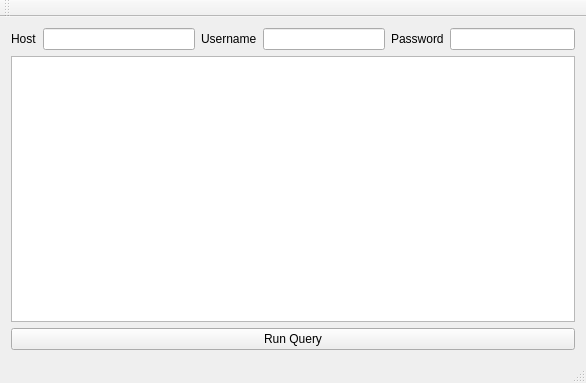
Above: mainwindow.ui from 3x1l3/BasicSQLManager before the change. Below: the same form after it.
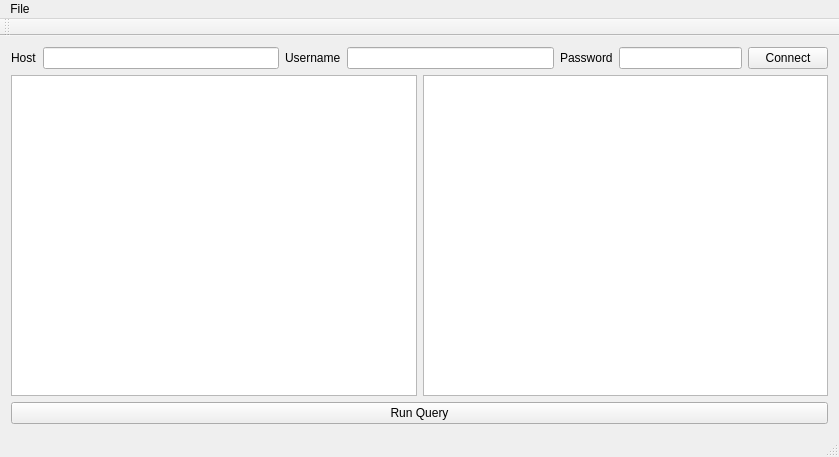
That is the form after the change.

Commit message: Some nice progress. Needed to compile plugin. Will find and maybe distribute as part of package later.

```diff
--- a/mainwindow.ui
+++ b/mainwindow.ui
@@ -6,8 +6,8 @@
    <rect>
     <x>0</x>
     <y>0</y>
-    <width>586</width>
-    <height>383</height>
+    <width>839</width>
+    <height>457</height>
    </rect>
   </property>
   <property name="windowTitle">
@@ -61,12 +61,26 @@
           </property>
          </widget>
         </item>
+        <item>
+         <widget class="QPushButton" name="connectButton">
+          <property name="text">
+           <string>Connect</string>
+          </property>
+         </widget>
+        </item>
        </layout>
       </item>
      </layout>
     </item>
     <item>
-     <widget class="QPlainTextEdit" name="query"/>
+     <layout class="QHBoxLayout" name="horizontalLayout_5">
+      <item>
+       <widget class="QPlainTextEdit" name="query"/>
+      </item>
+      <item>
+       <widget class="QTableWidget" name="tableWidget"/>
+      </item>
+     </layout>
     </item>
     <item>
      <widget class="QPushButton" name="runQueryButton">
@@ -82,10 +96,17 @@
     <rect>
      <x>0</x>
      <y>0</y>
-     <width>586</width>
+     <width>839</width>
      <height>22</height>
     </rect>
    </property>
+   <widget class="QMenu" name="menuFile">
+    <property name="title">
+     <string>File</string>
+    </property>
+    <addaction name="actionExit"/>
+   </widget>
+   <addaction name="menuFile"/>
   </widget>
   <widget class="QToolBar" name="mainToolBar">
    <attribute name="toolBarArea">
```
Left out of the diff: 5 changed lines with no effect on the pictures. The commit also changes 2 other files.
